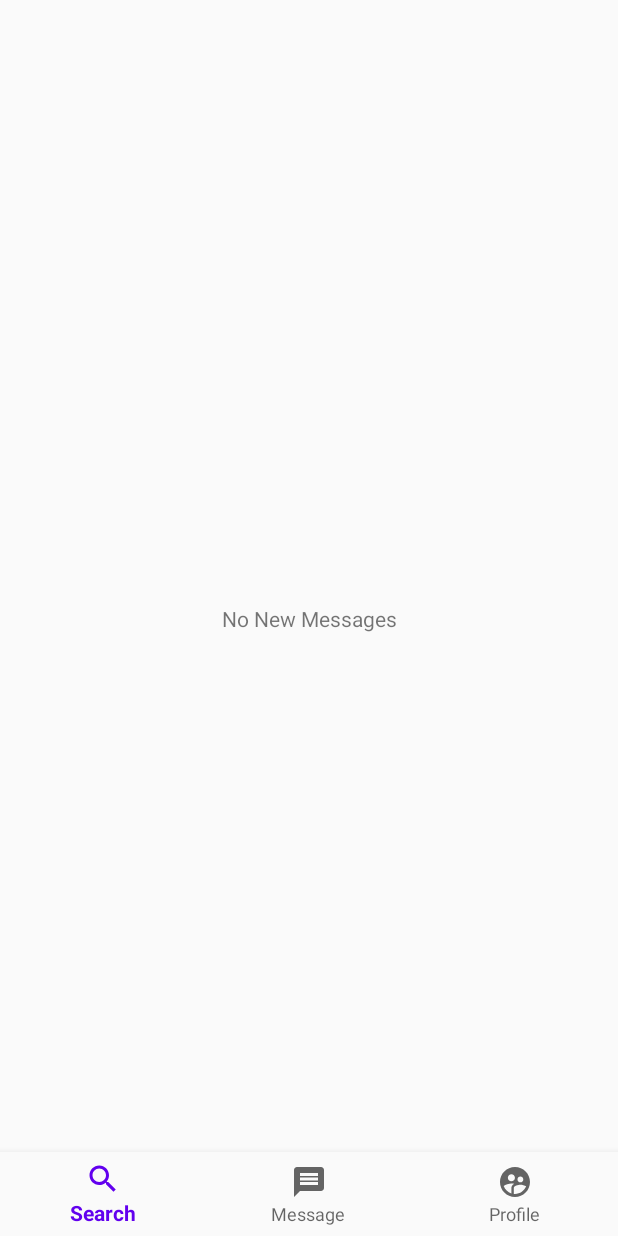
After one commit to Lolo-dot/homies-housing-app, an Android app: the layout message_layout.xml on its own in the app's theme, with its tools: preview values and no code run, on a phone screen of 412 x 824 dp. The commit adds this screen. Run offline under Robolectric (Android 15) with nearby library versions, the phone set to English and light mode, and no system bars.

Commit message:
Fixed nav bar functionality and add support for message page

```diff
--- a/homies/src/main/AndroidManifest.xml
+++ b/homies/src/main/AndroidManifest.xml
@@ -10,6 +10,7 @@
         android:supportsRtl="true"
         android:theme="@style/AppTheme">
         <activity android:name=".bookmark_page"></activity>
+        <activity android:name=".message_page"></activity>
         <activity android:name=".profile_page"></activity>
         <activity android:name=".search_page">
             <intent-filter>
--- a/homies/src/main/java/humber/college/homies/MainActivity.java
+++ b/homies/src/main/java/humber/college/homies/MainActivity.java
@@ -28,6 +28,8 @@ public class MainActivity extends AppCompatActivity {
                         startActivity(intent);
                         break;
                     case R.id.m:
+                        intent = new Intent(getBaseContext(), message_page.class);
+                        startActivity(intent);
                         break;
                     case R.id.p:
                         intent = new Intent(getBaseContext(), profile_page.class);
--- a/homies/src/main/java/humber/college/homies/profile_page.java
+++ b/homies/src/main/java/humber/college/homies/profile_page.java
@@ -24,10 +24,12 @@ public class profile_page extends AppCompatActivity {
                 Intent intent = null;
                 switch (item.getItemId()) {
                     case R.id.s:
-                        intent = new Intent(getBaseContext(), MainActivity.class);
+                        intent = new Intent(getBaseContext(), search_page.class);
                         startActivity(intent);
                         break;
                     case R.id.m:
+                        intent = new Intent(getBaseContext(), message_page.class);
+                        startActivity(intent);
                         break;
                     case R.id.p:
                         intent = new Intent(getBaseContext(), profile_page.class);
--- a/homies/src/main/java/humber/college/homies/search_page.java
+++ b/homies/src/main/java/humber/college/homies/search_page.java
@@ -28,6 +28,8 @@ public class search_page extends AppCompatActivity {
                         startActivity(intent);
                         break;
                     case R.id.m:
+                        intent = new Intent(getBaseContext(), message_page.class);
+                        startActivity(intent);
                         break;
                     case R.id.p:
                         intent = new Intent(getBaseContext(), profile_page.class);
--- /dev/null
+++ b/homies/src/main/res/layout/message_layout.xml
@@ -0,0 +1,30 @@
+<?xml version="1.0" encoding="utf-8"?>
+<androidx.constraintlayout.widget.ConstraintLayout xmlns:android="http://schemas.android.com/apk/res/android"
+    xmlns:app="http://schemas.android.com/apk/res-auto"
+    xmlns:tools="http://schemas.android.com/tools"
+    android:layout_width="match_parent"
+    android:layout_height="match_parent"
+    tools:context=".MainActivity">
+
+    <TextView
+        android:layout_width="wrap_content"
+        android:layout_height="wrap_content"
+        android:text="No New Messages"
+        app:layout_constraintBottom_toBottomOf="parent"
+        app:layout_constraintLeft_toLeftOf="parent"
+        app:layout_constraintRight_toRightOf="parent"
+        app:layout_constraintTop_toTopOf="parent" />
+
+    <RelativeLayout
+        android:layout_width="wrap_content"
+        android:layout_height="wrap_content">
+        <com.google.android.material.bottomnavigation.BottomNavigationView
+            android:layout_width="match_parent"
+            android:layout_height="wrap_content"
+            android:id="@+id/bottom_bar"
+            android:layout_alignParentBottom="true"
+            android:background="?android:attr/windowBackground"
+            app:menu="@menu/menu"/>
+    </RelativeLayout>
+
+</androidx.constraintlayout.widget.ConstraintLayout>
```
Also changed, not shown: homies/src/main/java/humber/college/homies/bookmark_page.java (+30 -0 lines), homies/src/main/java/humber/college/homies/edit_profile_page.java (+0 -23 lines), homies/src/main/java/humber/college/homies/message_page.java (+44 -1 lines).
